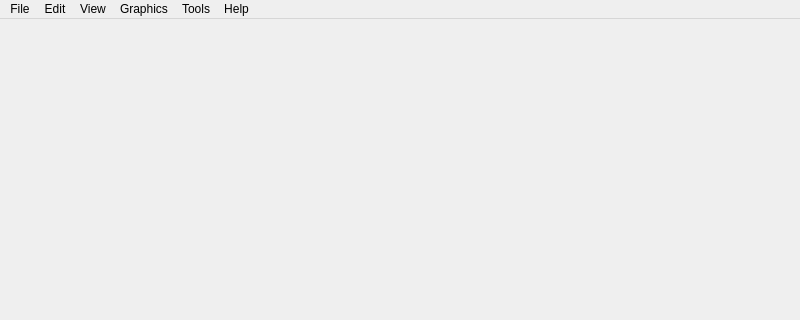
Qt form src/hlam/ui/MainWindow.ui (SamVanheer/HalfLifeAssetManager) before a commit; both pictures show x 0 to 800 and y 0 to 320 of the 800 by 600 pixel window.
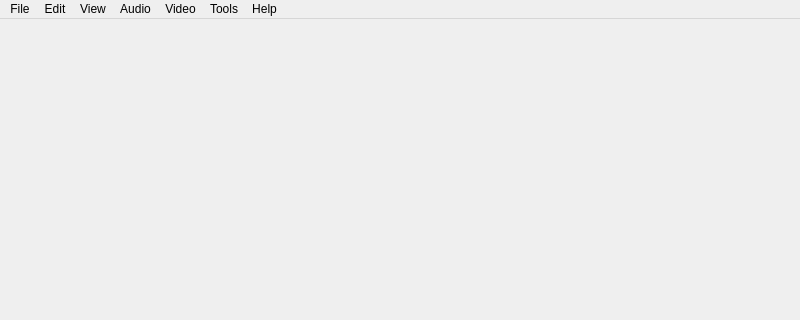
The same form after that commit.

Commit message: Move audio settings to Audio menu, rename Graphics menu to Video, move Graphics settings to Video group

Diff of the .ui file:
```diff
--- a/src/hlam/ui/MainWindow.ui
+++ b/src/hlam/ui/MainWindow.ui
@@ -87,9 +87,9 @@
      <string>Edit</string>
     </property>
    </widget>
-   <widget class="QMenu" name="MenuGraphics">
+   <widget class="QMenu" name="MenuVideo">
     <property name="title">
-     <string>Graphics</string>
+     <string>Video</string>
     </property>
     <widget class="QMenu" name="MenuMinFilter">
      <property name="title">
@@ -129,10 +129,18 @@
     <addaction name="separator"/>
     <addaction name="ActionTransparentScreenshots"/>
    </widget>
+   <widget class="QMenu" name="menuAudio">
+    <property name="title">
+     <string>Audio</string>
+    </property>
+    <addaction name="ActionPlaySounds"/>
+    <addaction name="ActionFramerateAffectsPitch"/>
+   </widget>
    <addaction name="MenuFile"/>
    <addaction name="MenuEdit"/>
    <addaction name="MenuView"/>
-   <addaction name="MenuGraphics"/>
+   <addaction name="menuAudio"/>
+   <addaction name="MenuVideo"/>
    <addaction name="MenuTools"/>
    <addaction name="MenuHelp"/>
   </widget>
```
Left out of the diff: 3 changed lines with no effect on the pictures. The commit also changes 2 other files.
